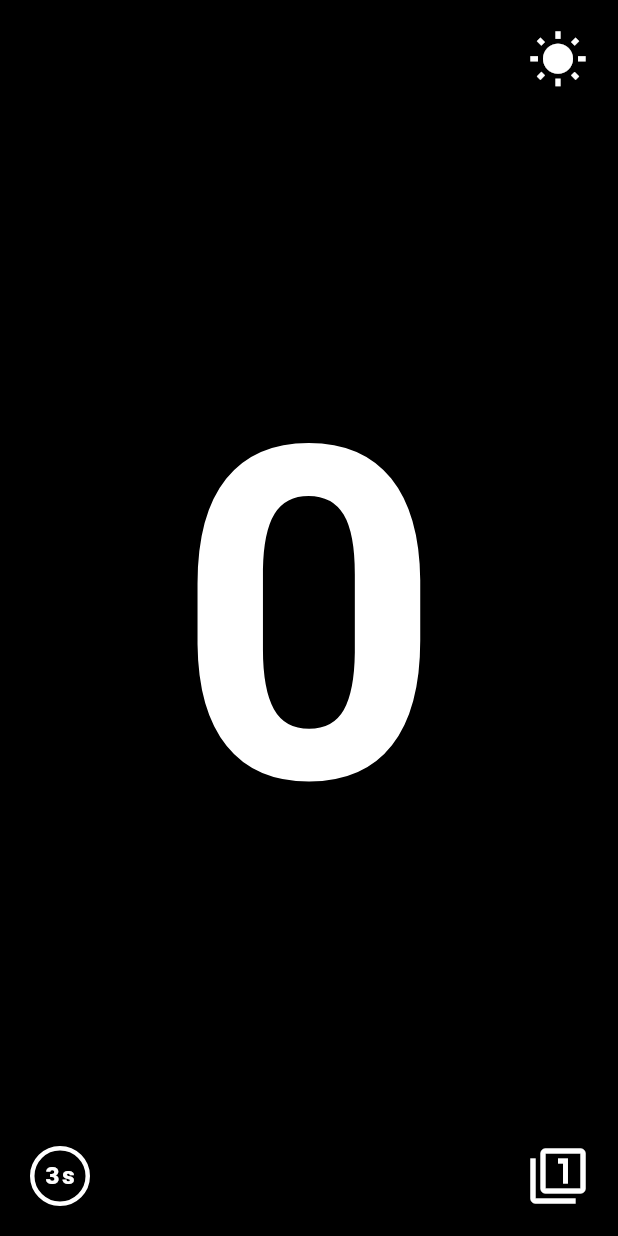
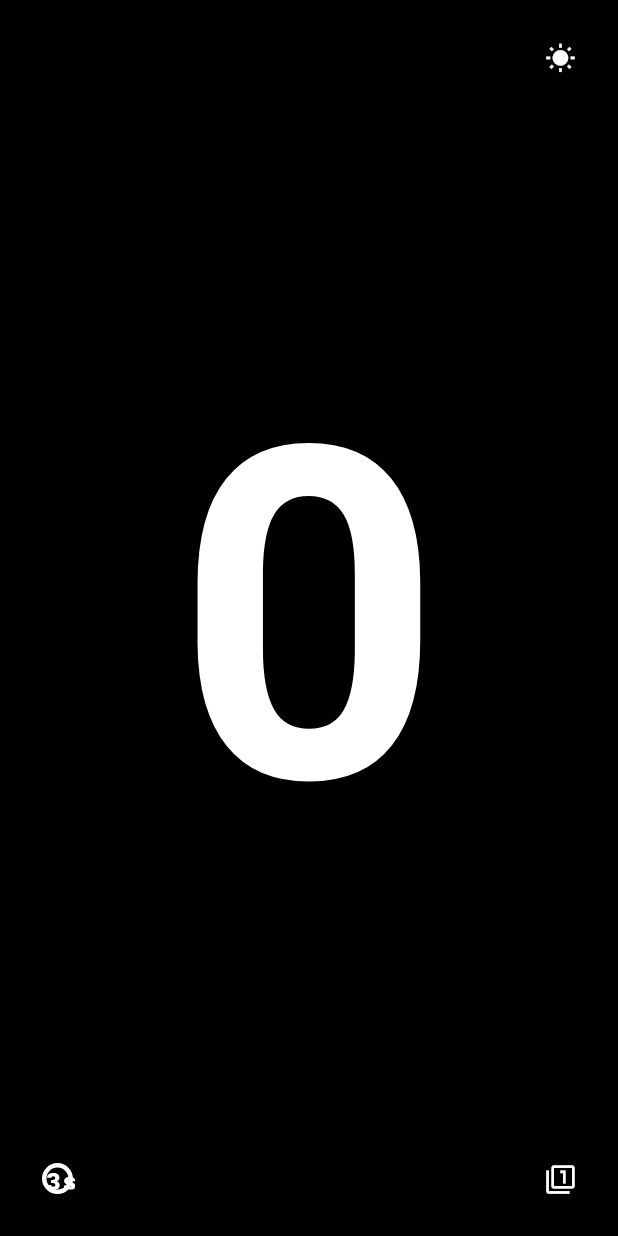
Before and after one commit to Hupka/scan-pass, a Flutter app: the screen it shows after launch, after a tap on the "brightness 3" icon, on a phone screen of 412 x 824 dp. Run offline on Flutter 3.47's test engine with Material 2 defaults, Android fonts, the phone set to English and light mode, and no system bars; Roboto replaces fonts that are missing (Arial).

Commit message:
Remove status bar on tablet and phones

```diff
--- a/lib/main.dart
+++ b/lib/main.dart
@@ -2,9 +2,15 @@ import 'dart:async';
 import 'dart:math';
 
 import 'package:flutter/material.dart';
+import 'package:flutter/services.dart';
 
 void main() {
+  WidgetsFlutterBinding.ensureInitialized();
+  SystemChrome.setEnabledSystemUIMode(SystemUiMode.manual, overlays: [
+    SystemUiOverlay.bottom, //This line is used for showing the bottom bar
+  ]);
   runApp(MaterialApp(
+    debugShowCheckedModeBanner: false,
     home: MyApp(),
   ));
 }
@@ -92,11 +98,14 @@ class _MyAppState extends State<MyApp> {
   @override
   Widget build(BuildContext context) {
     var screenSize = MediaQuery.of(context).size;
+    double iconSize;
     double textSize;
     if (MediaQuery.of(context).orientation == Orientation.portrait) {
       textSize = screenSize.width * 0.75;
+      iconSize = screenSize.width * 0.05;
     } else {
       textSize = screenSize.height * 0.9;
+      iconSize = screenSize.height * 0.05;
     }
     return Stack(
       children: <Widget>[
@@ -116,34 +125,35 @@ class _MyAppState extends State<MyApp> {
           ),
         ),
         Positioned(
-          top: 20,
-          right: 20,
+          top: 28,
+          right: 28,
           child: GestureDetector(
             onTap: _toggleMonochrome,
             child: Icon(
               _isMonochrome ? Icons.wb_sunny : Icons.brightness_3,
               color: _isMonochrome ? Colors.white : Colors.black,
-              size: 40.0,
+              size: iconSize,
             ),
           ),
         ),
         Positioned(
-          bottom: 20,
-          right: 20,
+          bottom: 28,
+          right: 28,
           child: GestureDetector(
             onTap: _toggleSimple,
             child: Icon(_isSimple ? Icons.filter_1 : Icons.filter_9_plus,
-                color: _isMonochrome ? Colors.white : Colors.black, size: 40.0),
+                color: _isMonochrome ? Colors.white : Colors.black,
+                size: iconSize),
           ),
         ),
         Positioned(
-          bottom: 20,
-          left: 20,
+          bottom: 28,
+          left: 28,
           child: GestureDetector(
             onTap: () => _changeFrequencyCycle(_changeFrequency),
             child: Container(
-              width: 40,
-              height: 40,
+              width: iconSize,
+              height: iconSize,
               decoration: BoxDecoration(
                 shape: BoxShape.circle,
                 border: Border.all(
```
Also changed, not shown: 2 other files.
